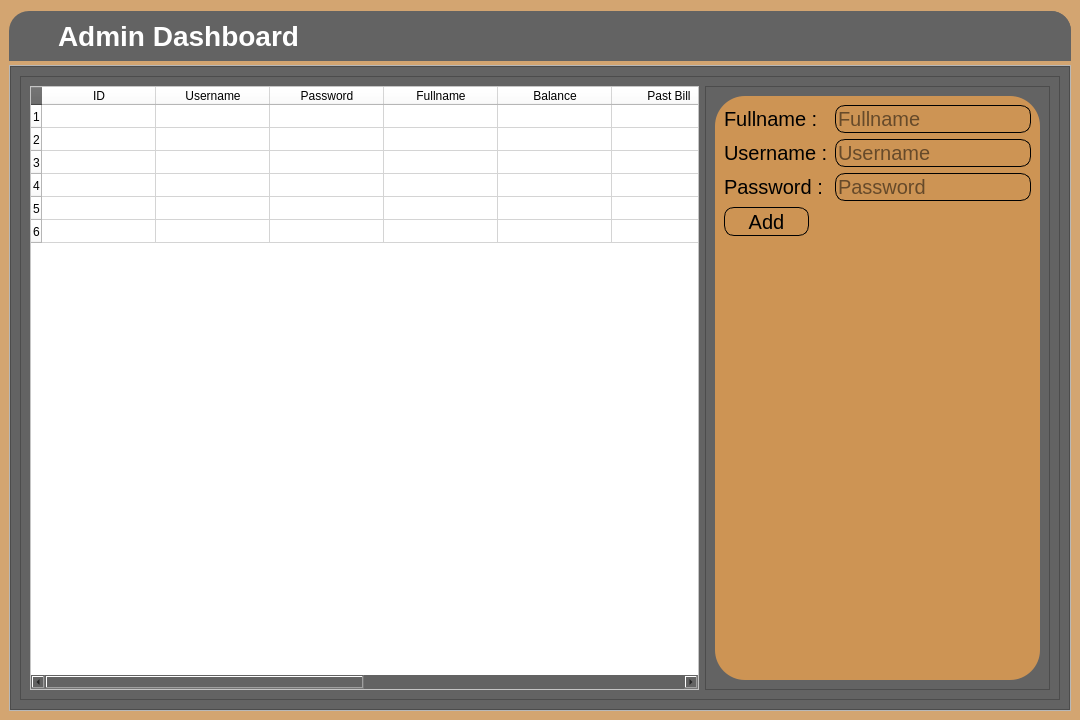
Qt form Final Main/windows/admin_dashboard_page.ui (syxn0/syno) before a commit.
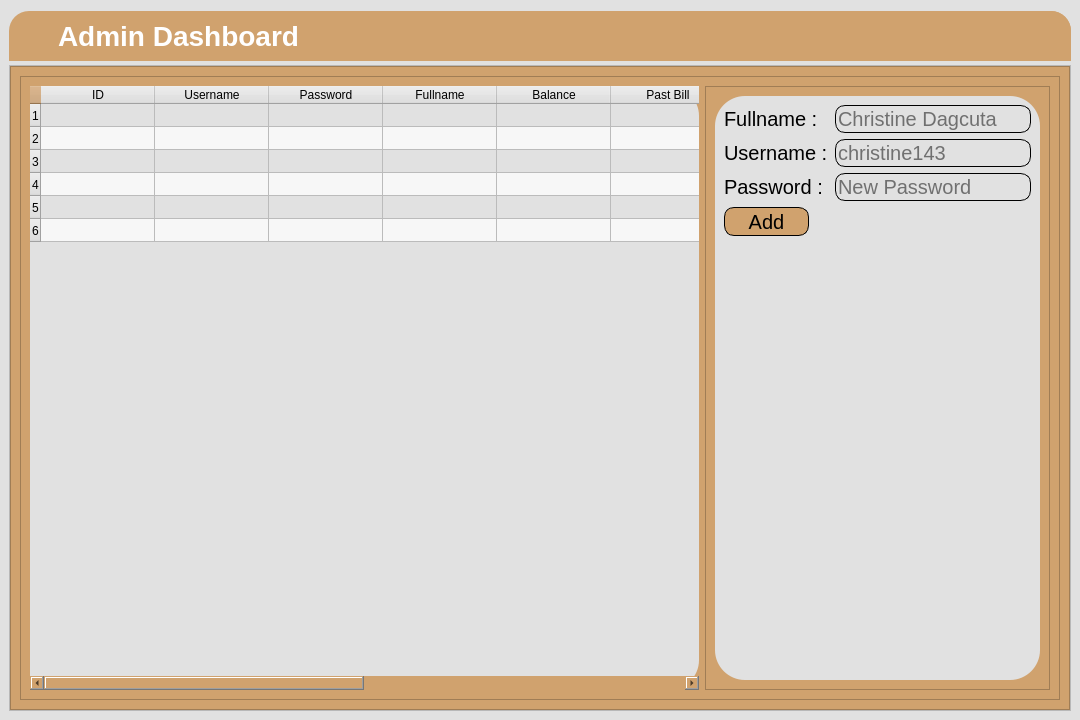
The same form after that commit. Icons and pictures are not drawn.

Patch:
```diff
--- a/Final Main/windows/admin_dashboard_page.ui
+++ b/Final Main/windows/admin_dashboard_page.ui
@@ -26,11 +26,11 @@
    <string>MainWindow</string>
   </property>
   <property name="styleSheet">
-   <string notr="true">background:none;</string>
+   <string notr="true">background: rgb(225, 225, 225);</string>
   </property>
   <widget class="QWidget" name="centralwidget">
    <property name="styleSheet">
-    <string notr="true">background:rgb(203,143,75,0.77);</string>
+    <string notr="true">background: rgb(225, 225, 225);</string>
    </property>
    <layout class="QVBoxLayout" name="verticalLayout">
     <item>
@@ -48,7 +48,7 @@
        </size>
       </property>
       <property name="styleSheet">
-       <string notr="true">background:rgb(99, 99, 99);
+       <string notr="true">background: rgb(208, 162, 110);
 border-top-right-radius:20px;
 border-top-left-radius:20px;</string>
       </property>
@@ -94,7 +94,8 @@
           </font>
          </property>
          <property name="styleSheet">
-          <string notr="true">color:white;</string>
+          <string notr="true">background: rgb(208, 162, 110);
+</string>
          </property>
          <property name="text">
           <string/>
@@ -123,7 +124,8 @@
           </font>
          </property>
          <property name="styleSheet">
-          <string notr="true">color:white;</string>
+          <string notr="true">color:white;
+background: rgb(208, 162, 110);</string>
          </property>
          <property name="text">
           <string>Admin Dashboard</string>
@@ -180,7 +182,7 @@
           </font>
          </property>
          <property name="styleSheet">
-          <string notr="true">background:rgb(99, 99, 99);</string>
+          <string notr="true">background: rgb(208, 162, 110);</string>
          </property>
          <property name="frameShape">
           <enum>QFrame::StyledPanel</enum>
@@ -198,7 +200,7 @@
              </size>
             </property>
             <property name="styleSheet">
-             <string notr="true"/>
+             <string notr="true">background: rgb(208, 162, 110);</string>
             </property>
             <property name="frameShape">
              <enum>QFrame::StyledPanel</enum>
@@ -215,12 +217,34 @@
                  <height>16777215</height>
                 </size>
                </property>
+               <property name="autoFillBackground">
+                <bool>false</bool>
+               </property>
                <property name="styleSheet">
-                <string notr="true">background:rgb(255,255,255);</string>
+                <string notr="true">background:rgb(225, 225, 225);
+border-radius: 30px;</string>
+               </property>
+               <property name="lineWidth">
+                <number>1</number>
+               </property>
+               <property name="midLineWidth">
+                <number>0</number>
                </property>
                <property name="autoScrollMargin">
                 <number>17</number>
                </property>
+               <property name="editTriggers">
+                <set>QAbstractItemView::NoEditTriggers</set>
+               </property>
+               <property name="alternatingRowColors">
+                <bool>true</bool>
+               </property>
+               <property name="iconSize">
+                <size>
+                 <width>0</width>
+                 <height>0</height>
+                </size>
+               </property>
                <property name="gridStyle">
                 <enum>Qt::SolidLine</enum>
                </property>
@@ -324,7 +348,7 @@
                    </size>
                   </property>
                   <property name="styleSheet">
-                   <string notr="true">background:rgb(205, 148, 84);
+                   <string notr="true">background:rgb(225, 225, 225);
 border-radius: 30px;</string>
                   </property>
                   <property name="frameShape">
@@ -369,8 +393,14 @@
                       <string notr="true">border:1px solid black;
 border-radius: 10px;</string>
                      </property>
+                     <property name="text">
+                      <string/>
+                     </property>
+                     <property name="maxLength">
+                      <number>32</number>
+                     </property>
                      <property name="placeholderText">
-                      <string>Fullname</string>
+                      <string>Christine Dagcuta</string>
                      </property>
                     </widget>
                    </item>
@@ -410,7 +440,7 @@
 border-radius: 10px;</string>
                      </property>
                      <property name="placeholderText">
-                      <string>Username</string>
+                      <string>christine143</string>
                      </property>
                     </widget>
                    </item>
@@ -425,11 +455,17 @@
                       <string notr="true">border:1px solid black;
 border-radius: 10px;</string>
                      </property>
+                     <property name="text">
+                      <string/>
+                     </property>
+                     <property name="maxLength">
+                      <number>32</number>
+                     </property>
                      <property name="echoMode">
                       <enum>QLineEdit::Password</enum>
                      </property>
                      <property name="placeholderText">
-                      <string>Password</string>
+                      <string>New Password</string>
                      </property>
                     </widget>
                    </item>
@@ -471,8 +507,19 @@
                       </font>
                      </property>
                      <property name="styleSheet">
-                      <string notr="true">border:1px solid black;
-border-radius: 10px;</string>
+                      <string notr="true">#add_btn{
+	border:1px solid black;
+	border-radius: 10px;
+	background:rgb(208, 162, 110);
+}
+#add_btn:hover{
+	background:rgb(208, 162, 110,0.7);
+}
+#add_btn:pressed{
+	background:rgb(208, 162, 110,0.1);
+	
+}
+</string>
                      </property>
                      <property name="text">
                       <string>Add</string>
```
Left out of the diff: 12 changed lines with no effect on the pictures.
